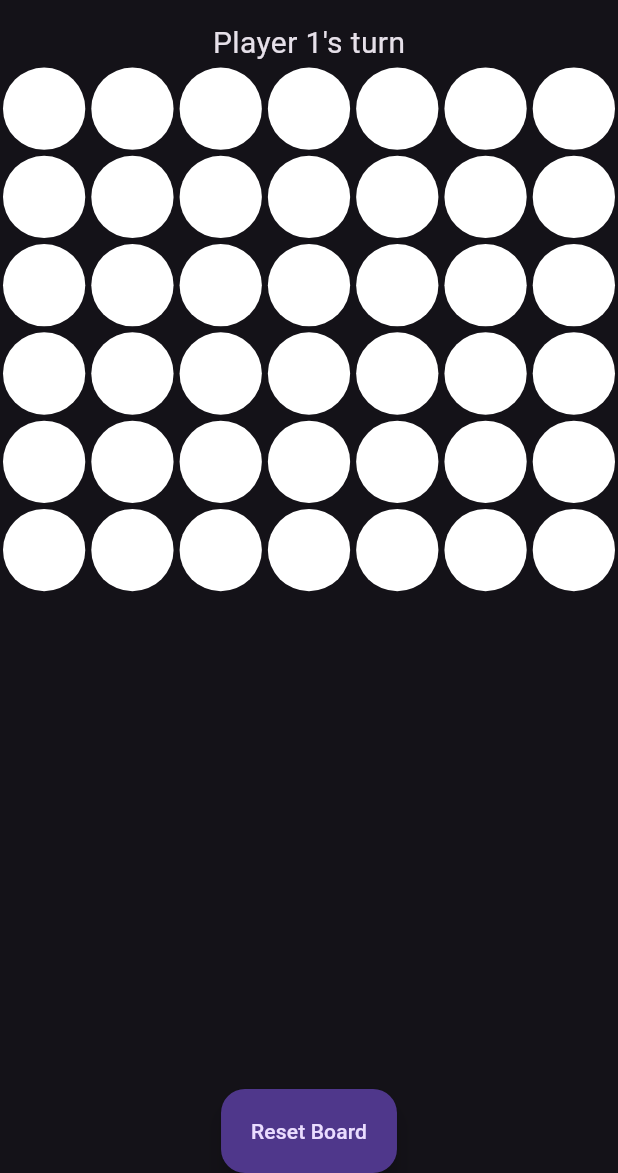
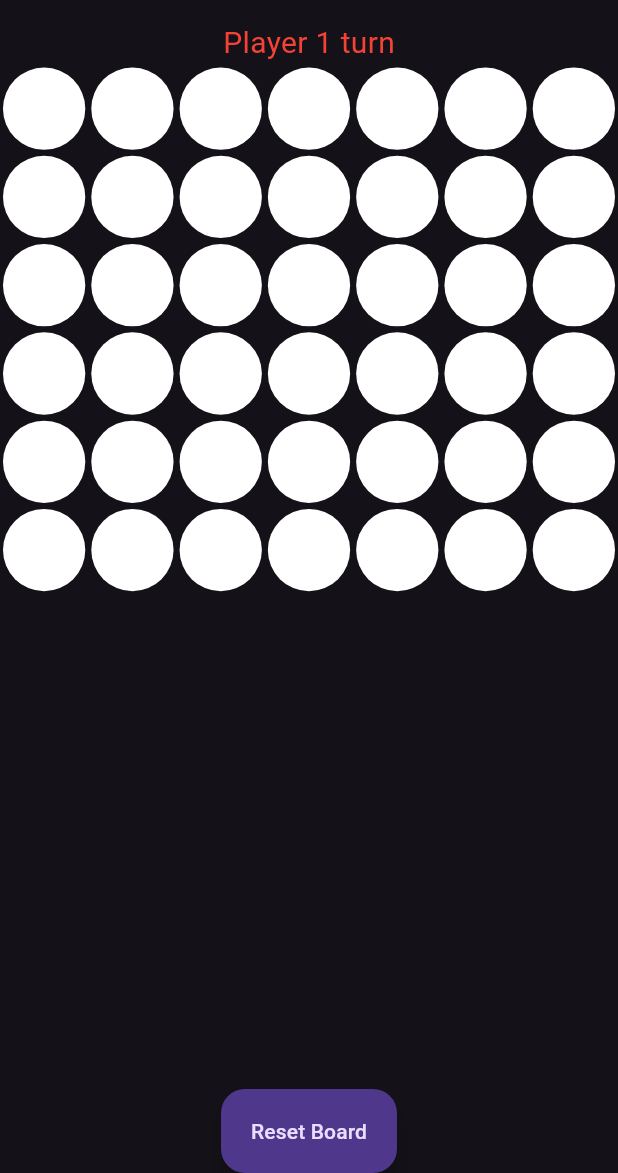
Before and after one commit to Aayushstha03/flutterFireConnectFour, a Flutter app: the GameScreen screen opened directly, on a phone screen of 412 x 824 dp, the part 63-1236 px from its top. Run offline on Flutter 3.47's test engine with Material 3 defaults, Android fonts, the light colour scheme and no system bars.

Commit message:
resolved funi problems, added dynamic coloring in settings, gameBoard and Actual board cell as well depending on the player turn

```diff
--- a/lib/components/board.dart
+++ b/lib/components/board.dart
@@ -24,7 +24,7 @@ class BoardWidget extends StatelessWidget {
             int cellValue = gameProvider.gameBoard.board[row][col];
             return GestureDetector(
               onTap: () {
-                gameProvider.dropDisc(col, context);
+                gameProvider.whenDropedDisc(col, context);
               },
               child: Cell(value: cellValue),
             );
--- a/lib/components/cell.dart
+++ b/lib/components/cell.dart
@@ -1,19 +1,24 @@
 import 'package:flutter/material.dart';
+
+import 'package:provider/provider.dart';
+import '../providers/game_provider.dart';
 
 class Cell extends StatelessWidget {
   final int value;
 
   const Cell({super.key, required this.value});
+// help me get the current player colors from GameProvider
 
   @override
   Widget build(BuildContext context) {
+    // ...
     return Container(
       margin: const EdgeInsets.all(2.0),
       decoration: BoxDecoration(
         color: value == 1
-            ? Colors.red
+            ? Provider.of<GameProvider>(context).getPlayerOneColor()
             : value == 2
-                ? Colors.yellow
+                ? Provider.of<GameProvider>(context).getPlayerTwoColor()
                 : Colors.white,
         shape: BoxShape.circle,
       ),
--- a/lib/providers/game_provider.dart
+++ b/lib/providers/game_provider.dart
@@ -25,7 +25,7 @@ class GameProvider with ChangeNotifier {
     return playerTwoColor;
   }
 
-  void dropDisc(int column, BuildContext context) {
+  void whenDropedDisc(int column, BuildContext context) {
     if (_gameBoard.dropDisc(column, _currentPlayer)) {
       // Check for win after dropping the disc
       bool hasWon = _gameBoard.checkForWin(_currentPlayer);
--- a/lib/screens/game_screen.dart
+++ b/lib/screens/game_screen.dart
@@ -22,8 +22,13 @@ class GameScreen extends StatelessWidget {
       body: Column(
         children: [
           Text(
-            'Player ${Provider.of<GameProvider>(context).currentPlayer}\'s turn',
-            style: const TextStyle(fontSize: 20.0),
+            'Player ${Provider.of<GameProvider>(context).currentPlayer} turn',
+            style: TextStyle(
+              fontSize: 20.0,
+              color: Provider.of<GameProvider>(context).currentPlayer == 1
+                  ? Provider.of<GameProvider>(context).playerOneColor
+                  : Provider.of<GameProvider>(context).playerTwoColor,
+            ),
           ),
           const Expanded(
             child: BoardWidget(),
```
